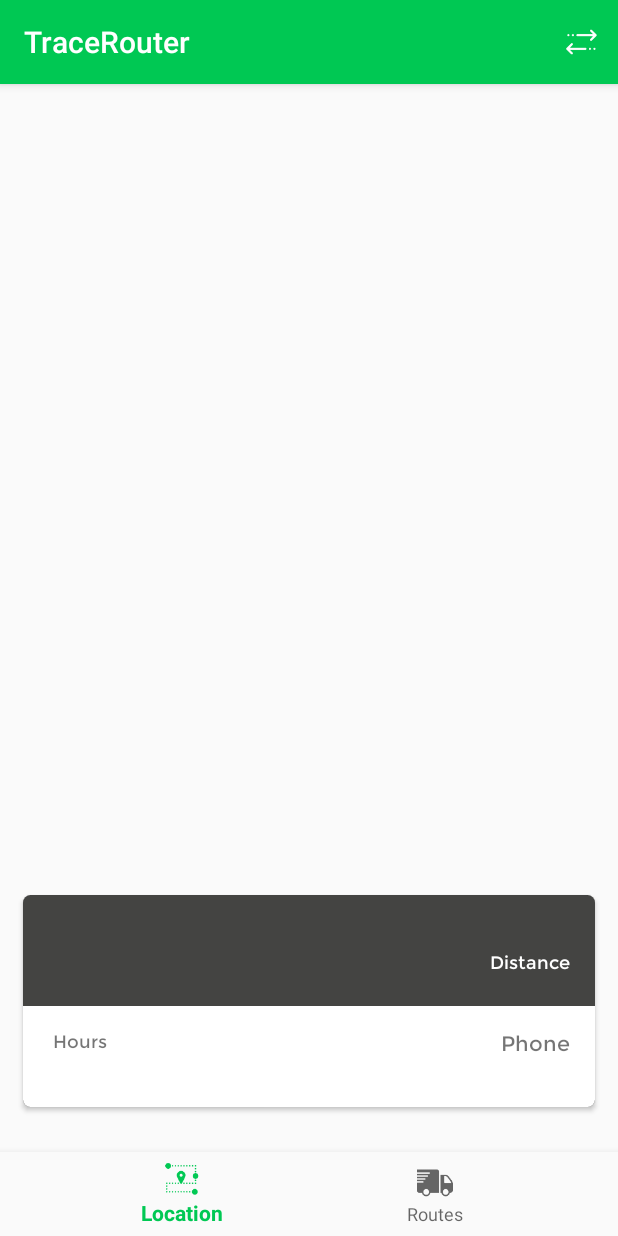
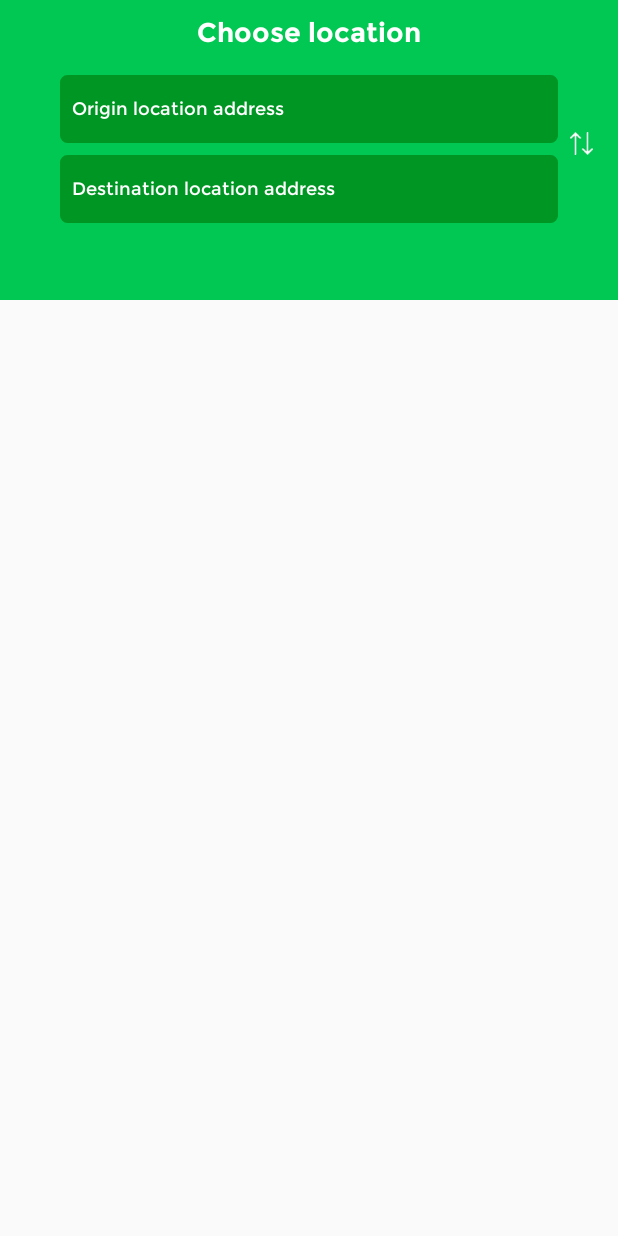
Before and after one commit to MossoIsai/TraceRouter, an Android app: the screen it shows after launch (MainMenuActivity before the commit, SearchRoutesActivity after it), after a tap on "Trace Route", on a phone screen of 412 x 824 dp. Run offline under Robolectric (Android 15) with nearby library versions, the phone set to English and light mode, and no system bars; our stand-ins replace navigation-ui.

Commit message:
[FEATURE][MAP] Add map and fix navigation

```diff
--- a/app/src/main/AndroidManifest.xml
+++ b/app/src/main/AndroidManifest.xml
@@ -36,10 +36,10 @@
             android:name="com.mosso.mainmenu.presentation.view.MainMenuActivity"
             android:screenOrientation="portrait"/>
 
-        <activity android:name="com.mosso.mainmenu.SecondActivity"
-            android:theme="@style/AppTheme.Transparent"
-            android:launchMode="singleTop"
-            />
+        <activity
+            android:theme="@style/AppTheme.NoActionBar"
+            android:screenOrientation="portrait"
+            android:name="com.mosso.mainmenu.presentation.view.SearchRoutesActivity"/>
     </application>
 
 </manifest>
--- a/mainmenu/src/main/java/com/mosso/mainmenu/presentation/view/MapFragment.kt
+++ b/mainmenu/src/main/java/com/mosso/mainmenu/presentation/view/MapFragment.kt
@@ -1,5 +1,6 @@
 package com.mosso.mainmenu.presentation.view
 
+import android.content.Intent
 import android.os.Bundle
 import android.view.*
 import androidx.fragment.app.Fragment
@@ -13,7 +14,7 @@ import com.mosso.mainmenu.domain.models.Points
 import com.mosso.mainmenu.domain.models.RouteDomain
 import com.mosso.mainmenu.presentation.viewmodels.MapViewModel
 import com.mosso.shared.view.ScreenState
-import kotlinx.android.synthetic.main.layuout_cardview.*
+import kotlinx.android.synthetic.main.layout_cardview.*
 import org.koin.android.viewmodel.ext.android.viewModel
 
 
@@ -60,6 +61,7 @@ class MapFragment : Fragment(), OnMapReadyCallback {
     override fun onOptionsItemSelected(item: MenuItem): Boolean {
         return (when (item.itemId) {
             R.id.reload -> {
+                startActivity(Intent(activity, SearchRoutesActivity::class.java))
                 true
             }
             else -> {
--- a/mainmenu/src/main/java/com/mosso/mainmenu/SecondActivity.kt
+++ b/mainmenu/src/main/java/com/mosso/mainmenu/presentation/view/SearchRoutesActivity.kt
@@ -1,10 +1,12 @@
-package com.mosso.mainmenu
+package com.mosso.mainmenu.presentation.view
 
 import android.os.Bundle
+import com.mosso.mainmenu.R
 import com.mosso.shared.view.BaseActivity
 
-class SecondActivity: BaseActivity() {
-    override fun getLayoutId(): Int = R.layout.layout2
+class SearchRoutesActivity : BaseActivity() {
+
+    override fun getLayoutId(): Int = R.layout.activity_search_routes
 
     override fun onCreate(savedInstanceState: Bundle?) {
         super.onCreate(savedInstanceState)
--- /dev/null
+++ b/mainmenu/src/main/res/drawable/background_edittext.xml
@@ -0,0 +1,12 @@
+<selector xmlns:android="http://schemas.android.com/apk/res/android">
+    <item>
+        <shape android:shape="rectangle">
+            <solid android:color="@color/colorPrimaryDark"/>
+            <corners android:radius="4dp" />
+            <stroke
+                android:width="2dp"
+                android:color="@color/colorPrimaryDark"
+                />
+        </shape>
+    </item>
+</selector>
--- /dev/null
+++ b/mainmenu/src/main/res/layout/activity_search_routes.xml
@@ -0,0 +1,81 @@
+<FrameLayout xmlns:android="http://schemas.android.com/apk/res/android"
+    xmlns:app="http://schemas.android.com/apk/res-auto"
+    xmlns:tools="http://schemas.android.com/tools"
+    android:id="@+id/nested_parentframe"
+    android:layout_width="match_parent"
+    android:layout_height="match_parent"
+    android:background="@color/colorLight">
+
+    <androidx.appcompat.widget.Toolbar
+        android:id="@+id/nested_toolbar_1"
+        android:layout_width="match_parent"
+        android:layout_height="200dp"
+        android:background="@color/colorPrimary" />
+
+    <androidx.constraintlayout.widget.ConstraintLayout
+        android:layout_width="match_parent"
+        android:layout_height="match_parent"
+        android:layout_marginTop="10dp">
+
+        <TextView
+            android:id="@+id/textView"
+            android:layout_width="wrap_content"
+            android:layout_height="wrap_content"
+            android:fontFamily="@font/montserrat_bold"
+            android:text="Choose location"
+            android:textAlignment="center"
+            android:textColor="@color/colorWhite"
+            android:textSize="18sp"
+            app:layout_constraintEnd_toEndOf="parent"
+            app:layout_constraintHorizontal_bias="0.498"
+            app:layout_constraintStart_toStartOf="parent"
+            app:layout_constraintTop_toTopOf="parent" />
+
+        <EditText
+            android:id="@+id/editText"
+            android:layout_width="match_parent"
+            android:layout_height="45dp"
+            android:layout_marginStart="40dp"
+            android:layout_marginTop="40dp"
+            android:layout_marginEnd="40dp"
+            android:background="@drawable/background_edittext"
+            android:fontFamily="@font/montserrat_regular"
+            android:hint="Origin location address"
+            android:paddingStart="8dp"
+            android:textColor="@color/colorWhite"
+            android:textColorHint="@color/colorWhite"
+            android:textSize="12sp"
+            app:layout_constraintEnd_toEndOf="parent"
+            app:layout_constraintStart_toStartOf="parent"
+            app:layout_constraintTop_toTopOf="@+id/textView" />
+
+        <EditText
+            android:id="@+id/editText2"
+            android:layout_width="match_parent"
+            android:layout_height="45dp"
+            android:layout_marginStart="40dp"
+            android:layout_marginTop="8dp"
+            android:layout_marginEnd="40dp"
+            android:background="@drawable/background_edittext"
+            android:fontFamily="@font/montserrat_regular"
+            android:hint="Destination location address"
+            android:paddingStart="8dp"
+            android:textColor="@color/colorWhite"
+            android:textColorHint="@color/colorWhite"
+            android:textSize="12sp"
+            app:layout_constraintEnd_toEndOf="parent"
+            app:layout_constraintStart_toStartOf="parent"
+            app:layout_constraintTop_toBottomOf="@+id/editText" />
+
+        <ImageView
+            android:layout_width="15dp"
+            android:layout_height="15dp"
+            android:layout_marginStart="8dp"
+            android:src="@drawable/icon_two_arrow"
+            app:layout_constraintBottom_toTopOf="@+id/editText2"
+            app:layout_constraintStart_toEndOf="@+id/editText2"
+            app:layout_constraintTop_toBottomOf="@+id/editText"
+            app:layout_constraintVertical_bias="1.0" />
+
+    </androidx.constraintlayout.widget.ConstraintLayout>
+</FrameLayout>
--- a/mainmenu/src/main/res/layout/fragment_map.xml
+++ b/mainmenu/src/main/res/layout/fragment_map.xml
@@ -1,7 +1,5 @@
 <?xml version="1.0" encoding="utf-8"?>
 <androidx.coordinatorlayout.widget.CoordinatorLayout xmlns:android="http://schemas.android.com/apk/res/android"
-    xmlns:app="http://schemas.android.com/apk/res-auto"
-    xmlns:tools="http://schemas.android.com/tools"
     android:layout_width="match_parent"
     android:layout_height="match_parent"
     android:fitsSystemWindows="true"
@@ -16,7 +14,7 @@
 
     <include
         android:id="@+id/map_layout_rv"
-        layout="@layout/layuout_cardview"
+        layout="@layout/layout_cardview"
         android:layout_width="match_parent"
         android:layout_height="wrap_content"
         android:layout_gravity="bottom"
--- a/shared/src/main/res/values/colors.xml
+++ b/shared/src/main/res/values/colors.xml
@@ -7,4 +7,5 @@
     <color name="colorBlack">#000000</color>
     <color name="transparent">#00ffffff</color>
     <color name="shadow_40">#66000000</color>
+    <color name="colorLight">#FAFAFA</color>
 </resources>
```
Also changed, not shown: mainmenu/src/main/res/layout/fragment_routes.xml (+18 -7 lines), mainmenu/src/main/res/layout/item_layout_trip.xml (added, +50 -0 lines), mainmenu/src/main/res/layout/layout2.xml (deleted, +0 -14 lines), mainmenu/src/main/res/drawable-hdpi/icon_two_arrow.png (added), mainmenu/src/main/res/drawable-mdpi/icon_two_arrow.png (added), mainmenu/src/main/res/drawable-xhdpi/icon_two_arrow.png (added), mainmenu/src/main/res/drawable-xxhdpi/icon_two_arrow.png (added), mainmenu/src/main/res/drawable-xxxhdpi/icon_two_arrow.png (added), mainmenu/src/main/res/layout/layout_cardview.xml (renamed from mainmenu/src/main/res/layout/layuout_cardview.xml).
